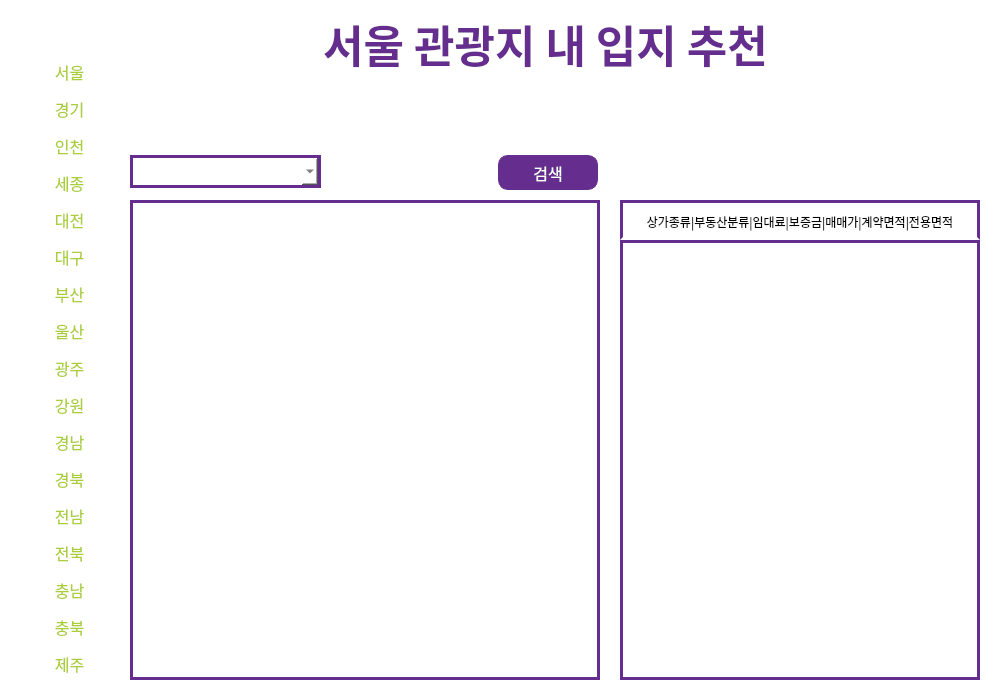
First picture: the form in ui/ui_file/CU_main.ui, repository HYEHEY/commercial_area_analysis, before the edit.
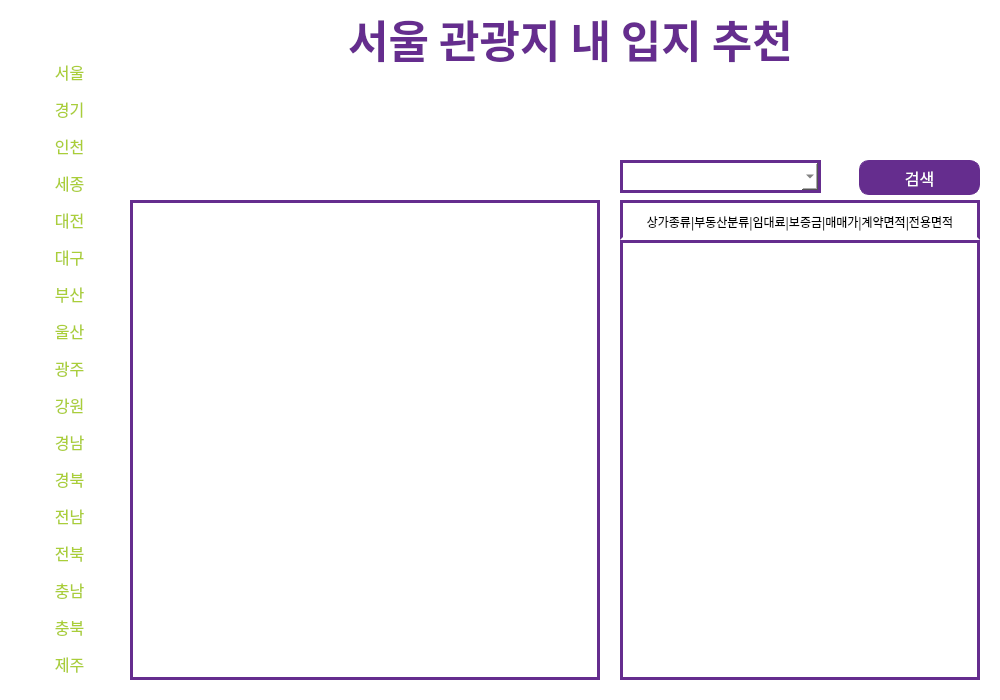
Second picture: the form after the edit. Icons and pictures are not drawn.

Patch:
```diff
--- a/ui/ui_file/CU_main.ui
+++ b/ui/ui_file/CU_main.ui
@@ -545,8 +545,8 @@
    <widget class="QLabel" name="title_lbl">
     <property name="geometry">
      <rect>
-      <x>275</x>
-      <y>8</y>
+      <x>300</x>
+      <y>3</y>
       <width>541</width>
       <height>71</height>
      </rect>
@@ -734,9 +734,9 @@
    <widget class="QComboBox" name="comboBox">
     <property name="geometry">
      <rect>
-      <x>130</x>
-      <y>155</y>
-      <width>191</width>
+      <x>620</x>
+      <y>160</y>
+      <width>201</width>
       <height>33</height>
      </rect>
     </property>
@@ -763,9 +763,9 @@
    <widget class="QPushButton" name="search_btn">
     <property name="geometry">
      <rect>
-      <x>498</x>
-      <y>155</y>
-      <width>100</width>
+      <x>859</x>
+      <y>160</y>
+      <width>121</width>
       <height>35</height>
      </rect>
     </property>
@@ -859,6 +859,54 @@
      <bool>true</bool>
     </property>
    </widget>
+   <widget class="QLabel" name="label">
+    <property name="geometry">
+     <rect>
+      <x>270</x>
+      <y>68</y>
+      <width>271</width>
+      <height>151</height>
+     </rect>
+    </property>
+    <property name="text">
+     <string/>
+    </property>
+    <property name="pixmap">
+     <pixmap>../ui_img/캐릭터2.png</pixmap>
+    </property>
+    <property name="scaledContents">
+     <bool>true</bool>
+    </property>
+   </widget>
+   <widget class="QLabel" name="label_4">
+    <property name="geometry">
+     <rect>
+      <x>180</x>
+      <y>73</y>
+      <width>139</width>
+      <height>141</height>
+     </rect>
+    </property>
+    <property name="text">
+     <string/>
+    </property>
+    <property name="pixmap">
+     <pixmap>../ui_img/캐릭터3.png</pixmap>
+    </property>
+    <property name="scaledContents">
+     <bool>true</bool>
+    </property>
+   </widget>
+   <zorder>label</zorder>
+   <zorder>label_4</zorder>
+   <zorder>widget_2</zorder>
+   <zorder>title_lbl</zorder>
+   <zorder>widget_3</zorder>
+   <zorder>scrollArea</zorder>
+   <zorder>comboBox</zorder>
+   <zorder>search_btn</zorder>
+   <zorder>widget_4</zorder>
+   <zorder>label_3</zorder>
   </widget>
  </widget>
  <resources/>
```
Left out of the diff: 3 changed lines with no effect on the pictures.
